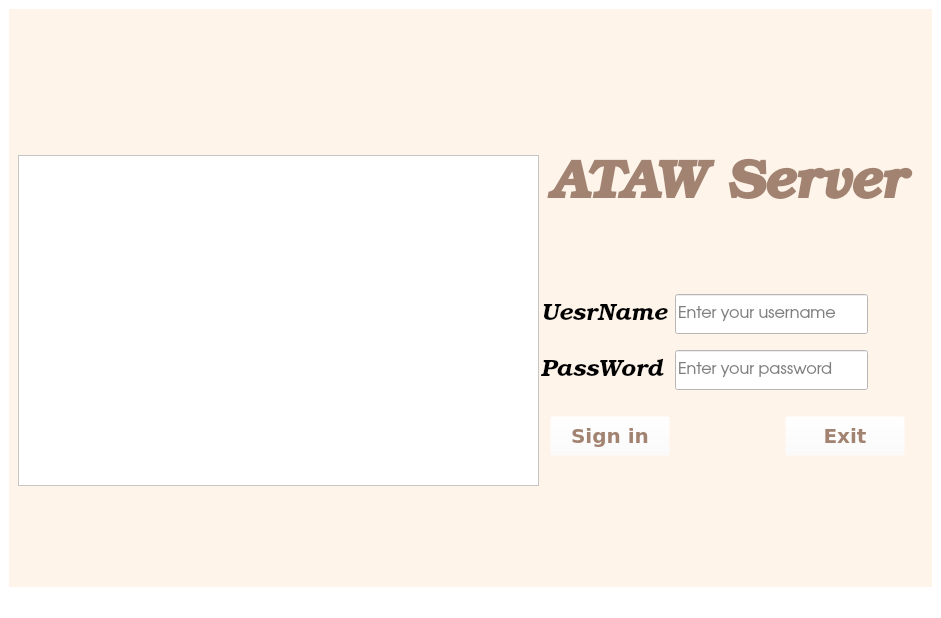
This is chat_server/mainwindow.ui in heluxi/Chat as Qt 5 draws it before an edit. The edited form follows.
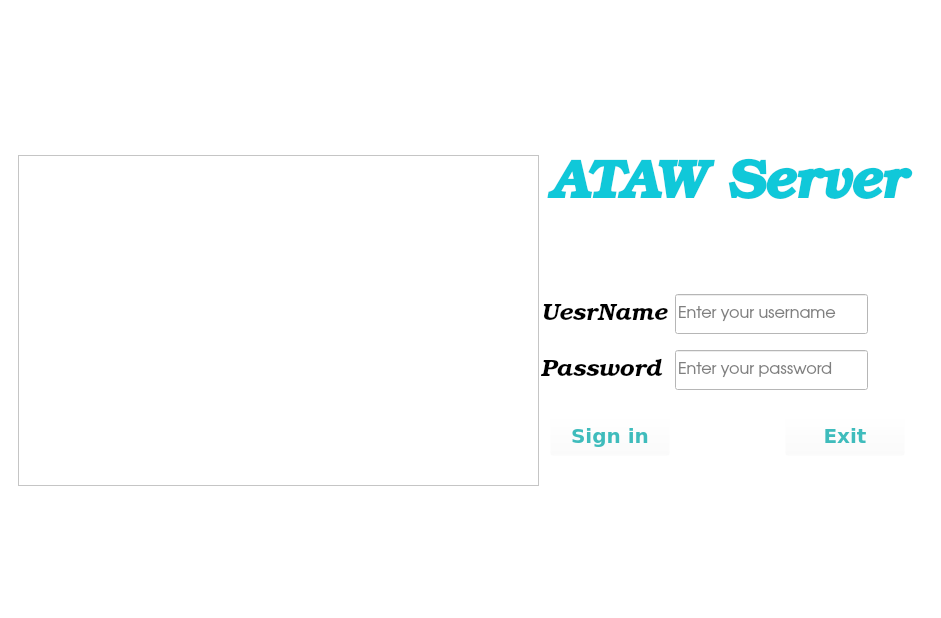
This is the edited form. The open tabs and pages were chosen to show the change. Icons and pictures are not drawn. Custom widgets are drawn as their Qt base class.

Diff of the .ui file:
```diff
--- a/chat_server/mainwindow.ui
+++ b/chat_server/mainwindow.ui
@@ -21,7 +21,7 @@
     <item row="0" column="0">
      <widget class="QStackedWidget" name="stackedWidgetMain">
       <property name="styleSheet">
-       <string notr="true">background-color: rgb(254, 244, 234);</string>
+       <string notr="true">background-color: rgb(255, 255, 255)</string>
       </property>
       <property name="currentIndex">
        <number>1</number>
@@ -138,7 +138,7 @@
               </font>
              </property>
              <property name="text">
-              <string>PassWord</string>
+              <string>Password</string>
              </property>
             </widget>
            </item>
@@ -159,6 +159,9 @@
              <property name="styleSheet">
               <string notr="true">background-color: rgb(255, 255, 255);</string>
              </property>
+             <property name="echoMode">
+              <enum>QLineEdit::Password</enum>
+             </property>
              <property name="placeholderText">
               <string>Enter your password</string>
              </property>
@@ -183,7 +186,7 @@
                  </font>
                 </property>
                 <property name="styleSheet">
-                 <string notr="true">color: rgb(162, 131, 113);</string>
+                 <string notr="true">color: rgb(63, 188, 188);</string>
                 </property>
                 <property name="text">
                  <string>Sign in</string>
@@ -219,7 +222,7 @@
                  </font>
                 </property>
                 <property name="styleSheet">
-                 <string notr="true">color: rgb(162, 131, 113);</string>
+                 <string notr="true">color: rgb(63, 188, 188);</string>
                 </property>
                 <property name="text">
                  <string>Exit</string>
@@ -262,7 +265,9 @@
            </font>
           </property>
           <property name="styleSheet">
-           <string notr="true">color: rgb(162, 131, 113);</string>
+           <string notr="true">
+color: rgb(16, 200, 217);
+</string>
           </property>
           <property name="text">
            <string>ATAW Server</string>
```
Left out of the diff: 6 changed lines with no effect on the pictures.
